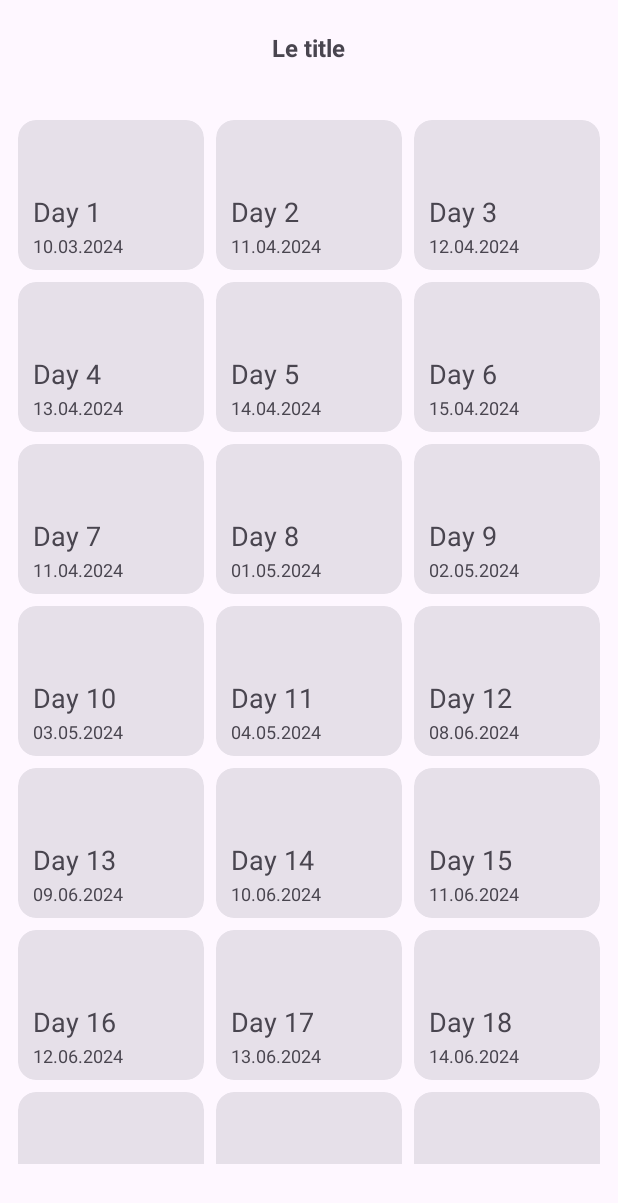
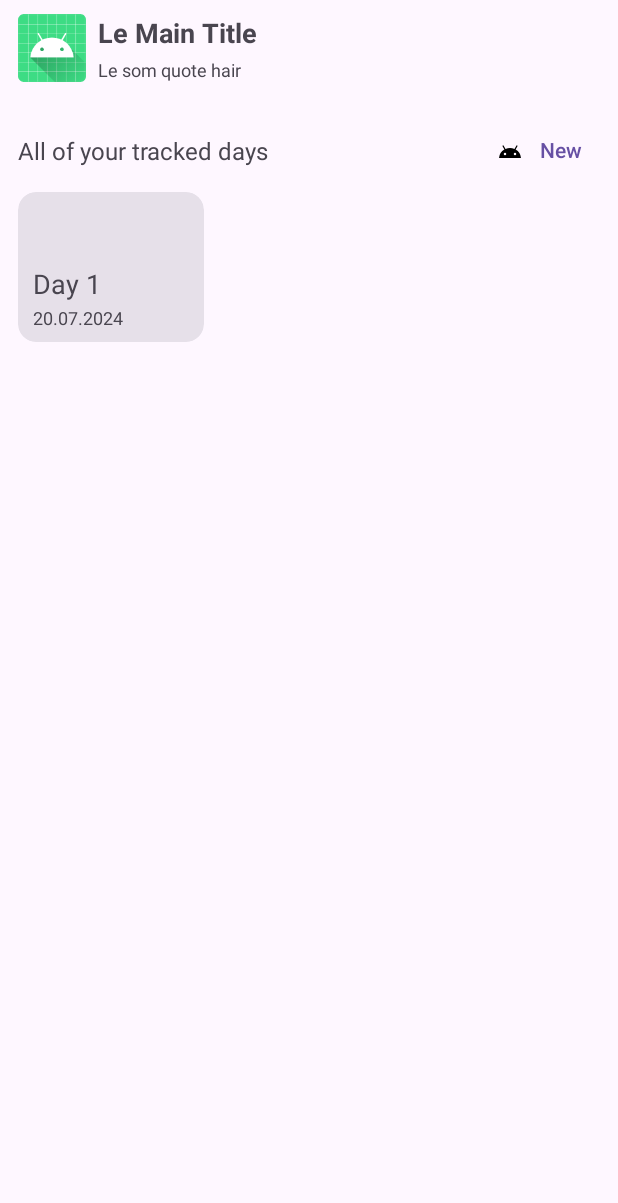
Before and after one commit to AleksandarTheGreat/Nutrition, an Android app: the Section3Activity screen opened directly, with no data from a screen before it, on a phone screen of 412 x 824 dp. Shown: the top 1203 px of the screen. Run offline under Robolectric (Android 15) with nearby library versions, the phone set to English and light mode, and no system bars.

Commit message:
Added the database savings for the day and products but laggs a little bit

```diff
--- a/app/src/main/java/com/example/nutrition/Adapters/AllDaysAdapter.java
+++ b/app/src/main/java/com/example/nutrition/Adapters/AllDaysAdapter.java
@@ -1,5 +1,6 @@
 package com.example.nutrition.Adapters;
 
+import android.annotation.SuppressLint;
 import android.content.Context;
 import android.view.LayoutInflater;
 import android.view.View;
@@ -14,6 +15,7 @@ import com.example.nutrition.Fragments.FragmentADay;
 import com.example.nutrition.Fragments.MyFragmentManager;
 import com.example.nutrition.Model.Day;
 import com.example.nutrition.R;
+import com.example.nutrition.Repos.DaysRepo;
 import com.example.nutrition.databinding.ActivitySection3Binding;
 import com.google.android.material.card.MaterialCardView;
 
@@ -25,12 +27,15 @@ public class AllDaysAdapter extends RecyclerView.Adapter<AllDaysAdapter.MyViewHo
     private AppCompatActivity appCompatActivity;
     private ActivitySection3Binding activitySection3Binding;
     private List<Day> daysList;
+    private DaysRepo daysRepo;
 
-    public AllDaysAdapter(Context context, AppCompatActivity appCompatActivity, ActivitySection3Binding activitySection3Binding, List<Day> daysList){
+    public AllDaysAdapter(Context context, AppCompatActivity appCompatActivity, ActivitySection3Binding activitySection3Binding, DaysRepo daysRepo){
         this.context = context;
         this.appCompatActivity = appCompatActivity;
         this.activitySection3Binding = activitySection3Binding;
-        this.daysList = daysList;
+        this.daysRepo = daysRepo;
+
+        this.daysList = daysRepo.listAll();
     }
 
     @NonNull
@@ -50,6 +55,20 @@ public class AllDaysAdapter extends RecyclerView.Adapter<AllDaysAdapter.MyViewHo
             }
         });
 
+        myViewHolder.materialCardView.setOnLongClickListener(new View.OnLongClickListener() {
+            @SuppressLint("NotifyDataSetChanged")
+            @Override
+            public boolean onLongClick(View v) {
+                Day day = daysList.get(myViewHolder.getAdapterPosition());
+
+                daysRepo.delete(day.getId());
+                daysList = daysRepo.listAll();
+                notifyDataSetChanged();
+
+                return true;
+            }
+        });
+
         return myViewHolder;
     }
 
@@ -57,7 +76,7 @@ public class AllDaysAdapter extends RecyclerView.Adapter<AllDaysAdapter.MyViewHo
     public void onBindViewHolder(@NonNull AllDaysAdapter.MyViewHolder holder, int position) {
         Day day = daysList.get(position);
 
-        holder.textViewDays.setText(day.getTitle());
+        holder.textViewDays.setText(day.getTitle() + " " + day.getId());
         holder.textViewDate.setText(day.getDateIntoStringFormat());
     }
 
@@ -78,4 +97,12 @@ public class AllDaysAdapter extends RecyclerView.Adapter<AllDaysAdapter.MyViewHo
             this.textViewDate = itemView.findViewById(R.id.textViewCreatedSingleDayLayout);
         }
     }
+
+    public List<Day> getDaysList() {
+        return daysList;
+    }
+
+    public void setDaysList(List<Day> daysList) {
+        this.daysList = daysList;
+    }
 }
--- a/app/src/main/java/com/example/nutrition/Fragments/FragmentAllDays.java
+++ b/app/src/main/java/com/example/nutrition/Fragments/FragmentAllDays.java
@@ -1,5 +1,6 @@
 package com.example.nutrition.Fragments;
 
+import android.annotation.SuppressLint;
 import android.os.Build;
 import android.os.Bundle;
 
@@ -15,7 +16,9 @@ import com.example.nutrition.Adapters.AllDaysAdapter;
 import com.example.nutrition.Helper.IEssentials;
 import com.example.nutrition.Helper.Toaster;
 import com.example.nutrition.Model.Day;
+import com.example.nutrition.Model.Product;
 import com.example.nutrition.R;
+import com.example.nutrition.Repos.DaysRepo;
 import com.example.nutrition.databinding.ActivitySection3Binding;
 import com.example.nutrition.databinding.FragmentAllDaysBinding;
 
@@ -31,6 +34,7 @@ public class FragmentAllDays extends Fragment implements IEssentials {
     private AppCompatActivity appCompatActivity;
     private ActivitySection3Binding activitySection3Binding;
     private Toaster toaster;
+    private DaysRepo daysRepo;
 
     public FragmentAllDays() {}
     public FragmentAllDays(AppCompatActivity appCompatActivity, ActivitySection3Binding activitySection3Binding){
@@ -50,42 +54,34 @@ public class FragmentAllDays extends Fragment implements IEssentials {
 
     @Override
     public void instantiateObjects() {
-        List<Day> list = new ArrayList<>();
+        // Load the days from SQLite
+        daysRepo = new DaysRepo(getContext());
 
-        if (Build.VERSION.SDK_INT >= Build.VERSION_CODES.O) {
-            list.add(Day.createANewDay("Day 1", LocalDate.of(2024, 3, 10)));
-            list.add(Day.createANewDay("Day 2", LocalDate.of(2024, 4, 11)));
-            list.add(Day.createANewDay("Day 3", LocalDate.of(2024, 4, 12)));
-            list.add(Day.createANewDay("Day 4", LocalDate.of(2024, 4, 13)));
-            list.add(Day.createANewDay("Day 5", LocalDate.of(2024, 4, 14)));
-            list.add(Day.createANewDay("Day 6", LocalDate.of(2024, 4, 15)));
-            list.add(Day.createANewDay("Day 7", LocalDate.of(2024, 4, 11)));
-            list.add(Day.createANewDay("Day 8", LocalDate.of(2024, 5, 1)));
-            list.add(Day.createANewDay("Day 9", LocalDate.of(2024, 5, 2)));
-            list.add(Day.createANewDay("Day 10", LocalDate.of(2024, 5, 3)));
-            list.add(Day.createANewDay("Day 11", LocalDate.of(2024, 5, 4)));
-            list.add(Day.createANewDay("Day 12", LocalDate.of(2024, 6, 8)));
-            list.add(Day.createANewDay("Day 13", LocalDate.of(2024, 6, 9)));
-            list.add(Day.createANewDay("Day 14", LocalDate.of(2024, 6, 10)));
-            list.add(Day.createANewDay("Day 15", LocalDate.of(2024, 6, 11)));
-            list.add(Day.createANewDay("Day 16", LocalDate.of(2024, 6, 12)));
-            list.add(Day.createANewDay("Day 17", LocalDate.of(2024, 6, 13)));
-            list.add(Day.createANewDay("Day 18", LocalDate.of(2024, 6, 14)));
-            list.add(Day.createANewDay("Day 19", LocalDate.of(2024, 7, 17)));
-            list.add(Day.createANewDay("Day 20", LocalDate.of(2024, 7, 18)));
-            list.add(Day.createANewDay("Day 21", LocalDate.of(2024, 7, 19)));
-            list.add(Day.createANewDay("Day 22", LocalDate.of(2024, 7, 20)));
-        }
+        final GridLayoutManager gridLayoutManager = new GridLayoutManager(getContext(), 3);
+        allDaysAdapter = new AllDaysAdapter(getContext(), appCompatActivity, activitySection3Binding, daysRepo);
 
-        allDaysAdapter = new AllDaysAdapter(getContext(), appCompatActivity, activitySection3Binding, list);
-
-        binding.recyclerViewAllDaysFragment.setLayoutManager(new GridLayoutManager(getContext(), 3));
+        binding.recyclerViewAllDaysFragment.setLayoutManager(gridLayoutManager);
         binding.recyclerViewAllDaysFragment.setHasFixedSize(true);
         binding.recyclerViewAllDaysFragment.setAdapter(allDaysAdapter);
     }
 
+    @SuppressLint("NotifyDataSetChanged")
     @Override
     public void addEventListeners() {
+        // Add the day to database and to the adapter's list
+        binding.buttonCreateANewDay.setOnClickListener(view -> {
+            if (Build.VERSION.SDK_INT >= Build.VERSION_CODES.O) {
 
+                // We create a new day and add it to the database
+                // Then we load all days from the database and set the dayList pointing to that list
+                // Finally we updated the adapter
+
+                Day day = new Day("Day", LocalDate.now());
+                daysRepo.add(day);
+
+                allDaysAdapter.setDaysList(daysRepo.listAll());
+                allDaysAdapter.notifyDataSetChanged();
+            }
+        });
     }
 }
--- a/app/src/main/java/com/example/nutrition/Model/Day.java
+++ b/app/src/main/java/com/example/nutrition/Model/Day.java
@@ -5,16 +5,28 @@ import androidx.annotation.Nullable;
 import java.text.DateFormat;
 import java.time.LocalDate;
 import java.time.format.DateTimeFormatter;
+import java.util.ArrayList;
 import java.util.List;
+import java.util.Objects;
 
 public class Day {
     // long id, List<Products> products
+    private long id;
     private String title;
     private LocalDate createdAt;
+    private List<Product> productList;
 
-    private Day(String title, LocalDate createdAt){
+    public Day(String title, LocalDate createdAt){
         this.title = title;
         this.createdAt = createdAt;
+        this.productList = new ArrayList<>();
+    }
+
+    public Day(long id, String title, LocalDate createdAt){
+        this.id = id;
+        this.title = title;
+        this.createdAt = createdAt;
+        this.productList = new ArrayList<>();
     }
 
     public static Day createANewDay(String title, LocalDate createdAt){
@@ -29,19 +41,40 @@ public class Day {
         return createdAt.toString();
     }
 
+    @Override
+    public boolean equals(@Nullable Object obj) {
+        if (getClass() == null || obj.getClass() == null)
+            return false;
+        else if (getClass() != obj.getClass())
+            return false;
+
+        return id == ((Day) obj).id && title.equals(((Day) obj).title);
+    }
+
+    @Override
+    public int hashCode() {
+        return Objects.hash(id);
+    }
+
     public String getTitle() {
         return title;
     }
-
     public void setTitle(String title) {
         this.title = title;
     }
-
     public LocalDate getCreatedAt() {
         return createdAt;
     }
-
     public void setCreatedAt(LocalDate createdAt) {
         this.createdAt = createdAt;
     }
+    public long getId() {
+        return id;
+    }
+    public List<Product> getProductList() {
+        return productList;
+    }
+    public void setProductList(List<Product> productList) {
+        this.productList = productList;
+    }
 }
--- a/app/src/main/java/com/example/nutrition/Model/Product.java
+++ b/app/src/main/java/com/example/nutrition/Model/Product.java
@@ -8,12 +8,14 @@ import java.util.List;
 
 public class Product {
     // id, day_id
+    protected long id;
     protected String name;
     protected String category;
     protected double protein;
     protected double carbs;
     protected double calories;
     protected double sugar;
+    protected long d_id;
 
     private Product(String name, String category, double protein, double carbs, double calories, double sugar) {
         this.name = name;
@@ -22,6 +24,17 @@ public class Product {
         this.carbs = carbs;
         this.calories = calories;
         this.sugar = sugar;
+    }
+
+    public Product(long id, String name, String category, double protein, double carbs, double calories, double sugar, long d_id) {
+        this.id = id;
+        this.name = name;
+        this.category = category;
+        this.protein = protein;
+        this.carbs = carbs;
+        this.calories = calories;
+        this.sugar = sugar;
+        this.d_id = d_id;
     }
 
     public Product(){}
--- /dev/null
+++ b/app/src/main/java/com/example/nutrition/Repos/DaysRepo.java
@@ -0,0 +1,116 @@
+package com.example.nutrition.Repos;
+
+import android.content.ContentValues;
+import android.content.Context;
+import android.database.Cursor;
+import android.database.sqlite.SQLiteDatabase;
+import android.util.Log;
+
+import androidx.annotation.Nullable;
+
+import com.example.nutrition.Model.Day;
+import com.example.nutrition.Model.Product;
+
+import java.security.Policy;
+import java.time.LocalDate;
+import java.util.ArrayList;
+import java.util.Collections;
+import java.util.HashMap;
+import java.util.List;
+import java.util.Map;
+import java.util.function.Consumer;
+
+public class DaysRepo extends ParentRepo implements IDays {
+
+    public DaysRepo(@Nullable Context context) {
+        super(context);
+    }
+
+    @Override
+    public List<Day> listAll() {
+        String query = String.format("SELECT * FROM days d LEFT JOIN products p ON d.id = p.d_id");
+        SQLiteDatabase database = getReadableDatabase();
+
+        Map<Day, List<Product>> map = new HashMap<>();
+        List<Day> list = new ArrayList<>();
+
+        Cursor cursor = database.rawQuery(query, null);
+        while (cursor.moveToNext()) {
+            if (android.os.Build.VERSION.SDK_INT >= android.os.Build.VERSION_CODES.O) {
+                long id = cursor.getLong(0);
+                String title = cursor.getString(1);
+                String dateTime = cursor.getString(2);
+                LocalDate dateCreated = LocalDate.parse(dateTime);
+
+                long p_id = cursor.getLong(3);
+                String name = cursor.getString(4);
+                String category = cursor.getString(5);
+                double protein = cursor.getDouble(6);
+                double carbs = cursor.getDouble(7);
+                double calories = cursor.getDouble(8);
+                double sugar = cursor.getDouble(9);
+                long d_id = cursor.getLong(10);
+
+                Day day = new Day(id, title, dateCreated);
+                Product product = new Product(p_id, name, category, protein, carbs, calories, sugar, d_id);
+
+                if (!map.containsKey(day))
+                    map.put(day, new ArrayList<>());
+
+                if (p_id != 0)
+                    map.get(day).add(product);
+            }
+        }
+
+        cursor.close();
+        database.close();
+
+        map.forEach((day, value) -> {
+            day.setProductList(value);
+            list.add(day);
+        });
+
+        Log.d("Tag", "Listed '" + list.size() + "' days");
+        return list;
+    }
+
+    @Override
+    public void add(Day day) {
+        SQLiteDatabase database = getWritableDatabase();
+        ContentValues contentValues = new ContentValues();
+
+        contentValues.put("title", day.getTitle());
+        contentValues.put("createdAt", day.getCreatedAt().toString());
+
+        database.insert("days", null, contentValues);
+        database.close();
+
+        Log.d("Tag", "Added a new day successfully");
+    }
+
+    @Override
+    public Day get(long id) {
+
+        return null;
+    }
+
+    @Override
+    public void delete(long id) {
+        String query = "id = ?";
+        String queryFromProducts = "d_id = ?";
+
+        SQLiteDatabase database = getWritableDatabase();
+
+        database.beginTransaction();
+        try {
+            database.delete("products", queryFromProducts, new String[]{String.valueOf(id)});
+            database.delete("days", query, new String[]{String.valueOf(id)});
+
+            database.setTransactionSuccessful();
+            Log.d("Tag", "Successfully deleted day and products with id " + id);
+        } finally {
+            database.endTransaction();
+            database.close();
+        }
+    }
+}
--- /dev/null
+++ b/app/src/main/java/com/example/nutrition/Repos/IDays.java
@@ -0,0 +1,12 @@
+package com.example.nutrition.Repos;
+
+import com.example.nutrition.Model.Day;
+
+import java.util.List;
+
+public interface IDays {
+    List<Day> listAll();
+    void add(Day day);
+    Day get(long id);
+    void delete(long id);
+}
--- /dev/null
+++ b/app/src/main/java/com/example/nutrition/Repos/ParentRepo.java
@@ -0,0 +1,50 @@
+package com.example.nutrition.Repos;
+
+import android.content.Context;
+import android.database.sqlite.SQLiteDatabase;
+import android.database.sqlite.SQLiteOpenHelper;
+import android.util.Log;
+
+import androidx.annotation.Nullable;
+
+public class ParentRepo extends SQLiteOpenHelper {
+
+    private final Context context;
+    private static final String NAME = "daysAndProducts.db";
+    private static final int VERSION = 1;
+
+    public ParentRepo(@Nullable Context context) {
+        super(context, NAME, null, VERSION);
+        this.context = context;
+    }
+
+    @Override
+    public void onCreate(SQLiteDatabase db) {
+        String createDaysTable = "CREATE TABLE days" +
+                "(" +
+                "id INTEGER PRIMARY KEY AUTOINCREMENT," +
+                "title TEXT," +
+                "createdAt TEXT" +
+                ");";
+
+        String createProductsTable = "CREATE TABLE products" +
+                "(" +
+                "id INTEGER PRIMARY KEY AUTOINCREMENT," +
+                "name TEXT," +
+                "category TEXT," +
+                "protein REAL," +
+                "carbs REAL," +
+                "calories REAL," +
+                "sugar REAL," +
+                "d_id INTEGER," +
+                "FOREIGN KEY(d_id) REFERENCES days(id)" +
+                ");";
+
+        db.execSQL(createDaysTable);
+        db.execSQL(createProductsTable);
+        Log.d("Tag", "Tables 'days' and 'products' created successfully");
+    }
+
+    @Override
+    public void onUpgrade(SQLiteDatabase db, int oldVersion, int newVersion) {}
+}
--- a/app/src/main/res/layout/activity_section3.xml
+++ b/app/src/main/res/layout/activity_section3.xml
@@ -10,15 +10,39 @@
     <RelativeLayout
         android:id="@+id/headerLayoutSection3Activity"
         android:layout_height="?actionBarSize"
-        android:layout_width="match_parent">
+        android:layout_width="match_parent"
+        android:paddingHorizontal="4dp"
+        android:layout_marginBottom="12dp">
+
+        <ImageView
+            android:id="@+id/imageViewLogoSection3Activity"
+            android:layout_height="45dp"
+            android:layout_width="45dp"
+            android:src="@mipmap/ic_launcher"
+            android:layout_centerVertical="true"
+            android:layout_marginStart="8dp"
+            />
+
+        <TextView
+            android:id="@+id/textViewTitleSection3Activity"
+            android:layout_height="wrap_content"
+            android:layout_width="wrap_content"
+            android:text="Le Main Title"
+            android:textSize="18sp"
+            android:textStyle="bold"
+            android:layout_marginStart="8dp"
+            android:layout_alignTop="@id/imageViewLogoSection3Activity"
+            android:layout_toRightOf="@id/imageViewLogoSection3Activity"
+            />
 
         <TextView
             android:layout_height="wrap_content"
             android:layout_width="wrap_content"
-            android:text="Le title"
-            android:textSize="16sp"
-            android:layout_centerInParent="true"
-            android:textStyle="bold"
+            android:text="Le som quote hair"
+            android:textSize="12sp"
+            android:layout_marginStart="8dp"
+            android:layout_alignBottom="@id/imageViewLogoSection3Activity"
+            android:layout_toRightOf="@id/imageViewLogoSection3Activity"
             />
 
     </RelativeLayout>
--- a/app/src/main/res/layout/fragment_all_days.xml
+++ b/app/src/main/res/layout/fragment_all_days.xml
@@ -6,13 +6,46 @@
     android:layout_height="match_parent"
     tools:context=".Fragments.FragmentAllDays">
 
+
+    <androidx.constraintlayout.widget.ConstraintLayout
+        android:id="@+id/createDayLayoutFragmentAllDays"
+        android:layout_height="wrap_content"
+        android:layout_width="match_parent"
+        android:paddingHorizontal="4dp">
+
+        <TextView
+            android:layout_height="wrap_content"
+            android:layout_width="0dp"
+            android:text="All of your tracked days"
+            android:textSize="16sp"
+            android:layout_marginStart="8dp"
+            app:layout_constraintRight_toLeftOf="@id/buttonCreateANewDay"
+            app:layout_constraintLeft_toLeftOf="parent"
+            app:layout_constraintTop_toTopOf="parent"
+            app:layout_constraintBottom_toBottomOf="parent"
+            />
+
+        <Button
+            android:id="@+id/buttonCreateANewDay"
+            android:layout_height="wrap_content"
+            android:layout_width="wrap_content"
+            android:text="New"
+            android:drawableLeft="@drawable/ic_test"
+            app:layout_constraintRight_toRightOf="parent"
+            app:layout_constraintTop_toTopOf="parent"
+            app:layout_constraintBottom_toBottomOf="parent"
+            style="@style/Widget.Material3.Button.TextButton"
+            />
+
+    </androidx.constraintlayout.widget.ConstraintLayout>
+
     <androidx.recyclerview.widget.RecyclerView
         android:id="@+id/recyclerViewAllDaysFragment"
         android:layout_height="match_parent"
         android:layout_width="match_parent"
         android:layout_marginBottom="48dp"
         android:layout_marginHorizontal="8dp"
-        android:layout_marginTop="12dp"
+        android:layout_below="@id/createDayLayoutFragmentAllDays"
         />
 
 </RelativeLayout>
```
Also changed, not shown: app/src/main/java/com/example/nutrition/Fragments/FragmentADay.java (+10 -5 lines), app/src/main/java/com/example/nutrition/Helper/HelperFragmentADay.java (+15 -6 lines), app/src/main/java/com/example/nutrition/Repos/IProducts.java (added, +13 -0 lines), app/src/main/java/com/example/nutrition/Repos/ProductsRepo.java (added, +99 -0 lines).
